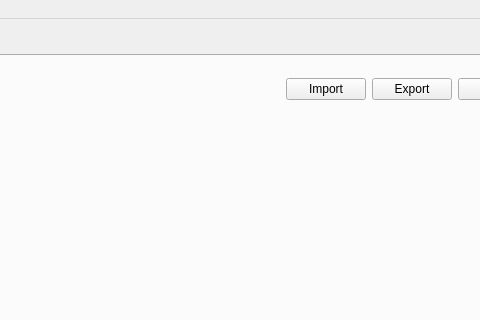
Above: mainwindow.ui from steux/tiatracker before the change; both pictures show x 491 to 971 and y 0 to 320 of the 1064 by 783 pixel window. Below: the same form after it.
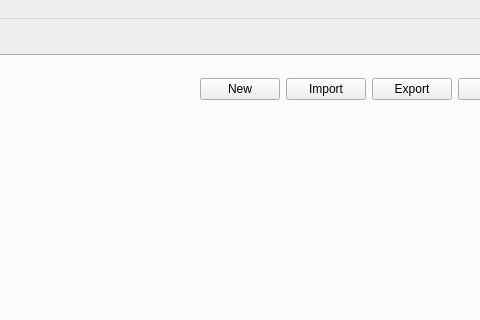
That is the form after the change. Custom widgets are drawn as their Qt base class.

Commit message: - refactored test if instrument is empty - added "New" button

```diff
--- a/mainwindow.ui
+++ b/mainwindow.ui
@@ -79,6 +79,13 @@
              </property>
             </spacer>
            </item>
+           <item>
+            <widget class="QPushButton" name="pushButton_3">
+             <property name="text">
+              <string>New</string>
+             </property>
+            </widget>
+           </item>
            <item>
             <widget class="QPushButton" name="pushButton">
              <property name="text">
```
The commit also changes 3 other files.
